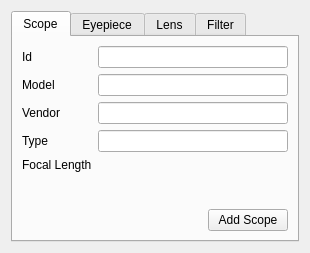
Above: kstars/comast/equipmentwriter.ui from KDE/kstars before the change. Below: the same form after it.
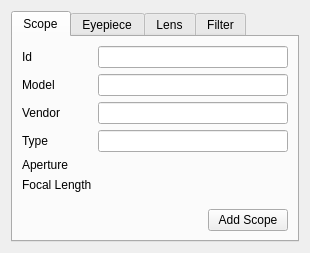
That is the form after the change. Custom widgets are drawn as their Qt base class.

Commit message: Adding an element to store the aperture value of the scope, adding read/write elements for it in the logs and providing a KDoubleNumInput for it in the UI

Patch:
```diff
--- a/kstars/comast/equipmentwriter.ui
+++ b/kstars/comast/equipmentwriter.ui
@@ -77,7 +77,7 @@
            <item row="3" column="1">
             <widget class="KLineEdit" name="Type"/>
            </item>
-           <item row="4" column="0">
+           <item row="5" column="0">
             <widget class="QLabel" name="label_5">
              <property name="text">
               <string>Focal Length</string>
@@ -87,6 +87,16 @@
            <item row="4" column="1">
             <widget class="KDoubleNumInput" name="FocalLength"/>
            </item>
+           <item row="4" column="0">
+            <widget class="QLabel" name="label_13">
+             <property name="text">
+              <string>Aperture</string>
+             </property>
+            </widget>
+           </item>
+           <item row="4" column="1">
+            <widget class="KDoubleNumInput" name="Aperture"/>
+           </item>
           </layout>
          </item>
          <item>
```
Left out of the diff: 2 changed lines with no effect on the pictures. The commit also changes 4 other files.
